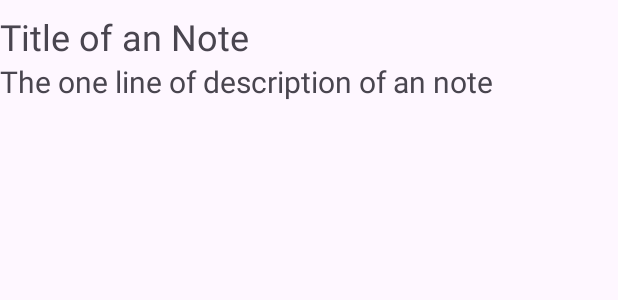
After one commit to Ri787878/My_Mobile_Notes, an Android app: the layout row_note_item.xml on its own in the app's theme, with its tools: preview values and no code run, on a phone screen of 412 x 824 dp. The commit adds this screen. Shown: the top 300 px of the screen. Run offline under Robolectric (Android 15) with nearby library versions, the phone set to English and light mode, and no system bars.

Commit message:
a lot was done but now there is an row_item_note, and all the layout buttons are working. But it still isn't connected to the Web Server.

```diff
--- a/app/src/main/AndroidManifest.xml
+++ b/app/src/main/AndroidManifest.xml
@@ -14,7 +14,7 @@
         tools:targetApi="31">
         <activity
             android:name=".views.NoteActivity"
-            android:exported="false" />
+            android:exported="true" />
         <activity
             android:name=".views.MainActivity"
             android:exported="true">
--- /dev/null
+++ b/app/src/main/res/layout/row_note_item.xml
@@ -0,0 +1,33 @@
+<?xml version="1.0" encoding="utf-8"?>
+<androidx.constraintlayout.widget.ConstraintLayout xmlns:android="http://schemas.android.com/apk/res/android"
+    xmlns:app="http://schemas.android.com/apk/res-auto"
+    xmlns:tools="http://schemas.android.com/tools"
+    android:layout_width="match_parent"
+    android:layout_height="wrap_content"
+    android:paddingVertical="8dp">
+
+    <LinearLayout
+        android:layout_width="0dp"
+        android:layout_height="wrap_content"
+        android:gravity="center_vertical"
+        android:orientation="vertical"
+        app:layout_constraintBottom_toBottomOf="parent"
+        app:layout_constraintEnd_toEndOf="parent"
+        app:layout_constraintStart_toStartOf="parent"
+        app:layout_constraintTop_toTopOf="parent">
+
+        <TextView
+            android:id="@+id/title_label"
+            android:layout_width="match_parent"
+            android:layout_height="wrap_content"
+            android:textSize="24sp"
+            tools:text="Title of an Note" />
+
+        <TextView
+            android:id="@+id/description_label"
+            android:layout_width="match_parent"
+            android:layout_height="wrap_content"
+            android:textSize="20dp"
+            tools:text="The one line of description of an note" />
+    </LinearLayout>
+</androidx.constraintlayout.widget.ConstraintLayout>
```
Also changed, not shown: app/src/main/java/pt/iade/ricardodias/my_mobile_notes/models/NoteItem.java (+31 -25 lines), app/src/main/java/pt/iade/ricardodias/my_mobile_notes/views/MainActivity.java (+19 -3 lines), app/src/main/java/pt/iade/ricardodias/my_mobile_notes/views/NoteActivity.java (+7 -2 lines), app/src/main/res/layout/activity_row_note_item.xml (deleted, +0 -9 lines).
